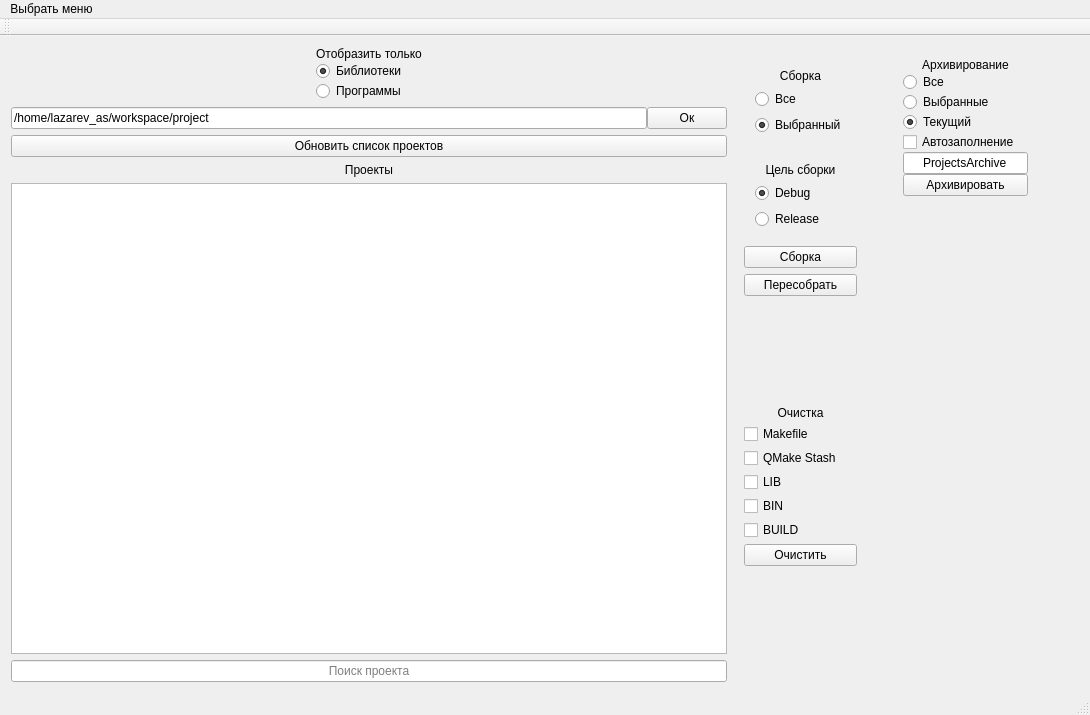
Above: src/gui/mainwindow.ui from VinTRiZz/ProjectUtility before the change. Below: the same form after it.
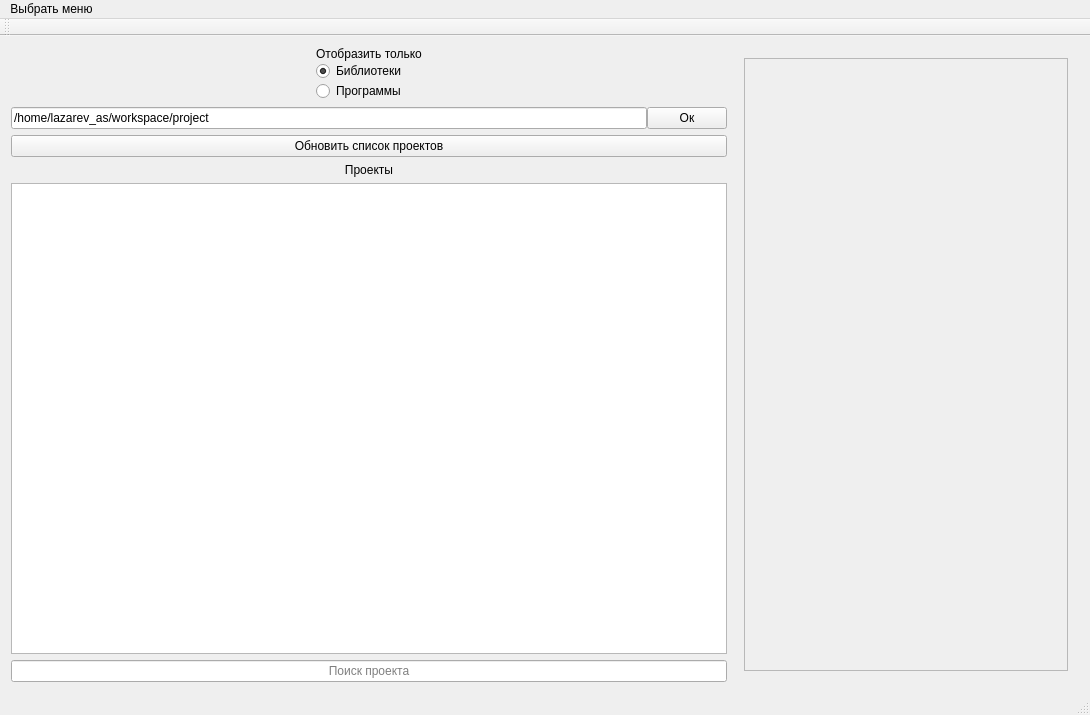
That is the form after the change.

Commit message: Deps graph basic added, need deps fix

Patch:
```diff
--- a/src/gui/mainwindow.ui
+++ b/src/gui/mainwindow.ui
@@ -202,7 +202,7 @@
        </sizepolicy>
       </property>
       <property name="currentIndex">
-       <number>0</number>
+       <number>2</number>
       </property>
       <widget class="QWidget" name="page">
        <layout class="QGridLayout" name="gridLayout_3">
@@ -723,6 +723,39 @@
         </item>
        </layout>
       </widget>
+      <widget class="QWidget" name="page_3">
+       <layout class="QVBoxLayout" name="verticalLayout_14">
+        <item>
+         <widget class="QScrollArea" name="graph_scrollArea">
+          <property name="cursor" stdset="0">
+           <cursorShape>ArrowCursor</cursorShape>
+          </property>
+          <property name="mouseTracking">
+           <bool>false</bool>
+          </property>
+          <property name="sizeAdjustPolicy">
+           <enum>QAbstractScrollArea::AdjustIgnored</enum>
+          </property>
+          <property name="widgetResizable">
+           <bool>true</bool>
+          </property>
+          <property name="alignment">
+           <set>Qt::AlignBottom|Qt::AlignHCenter</set>
+          </property>
+          <widget class="QWidget" name="scrollAreaWidgetContents">
+           <property name="geometry">
+            <rect>
+             <x>0</x>
+             <y>0</y>
+             <width>349</width>
+             <height>614</height>
+            </rect>
+           </property>
+          </widget>
+         </widget>
+        </item>
+       </layout>
+      </widget>
      </widget>
     </item>
    </layout>
```
Left out of the diff: 6 changed lines with no effect on the pictures. The commit also changes 35 other files.
